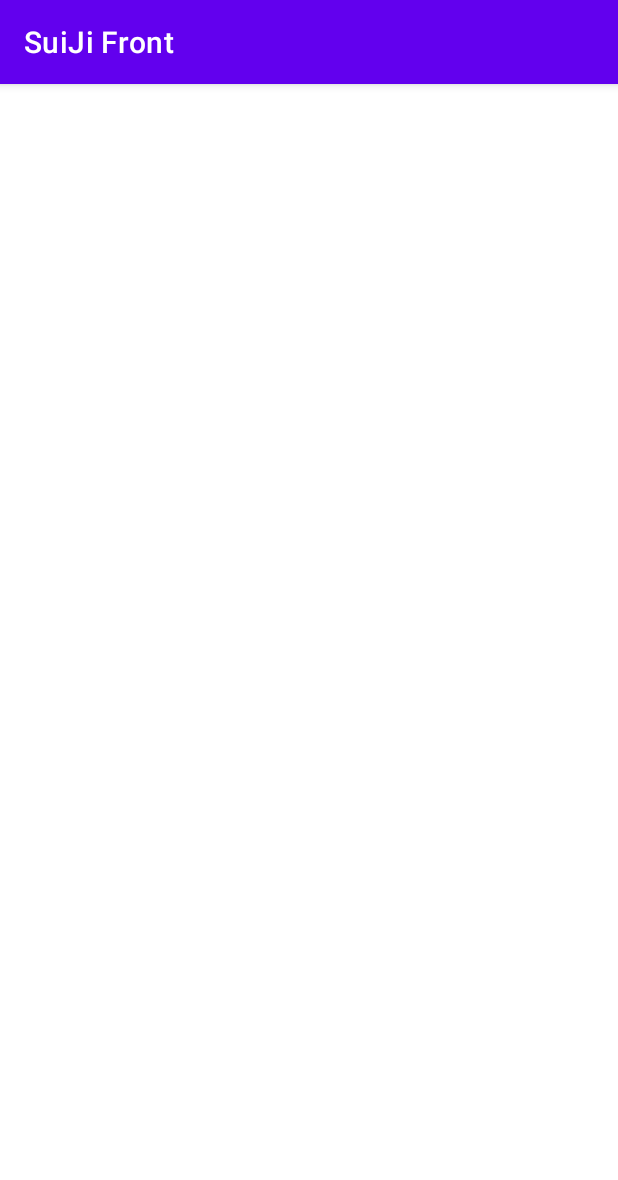
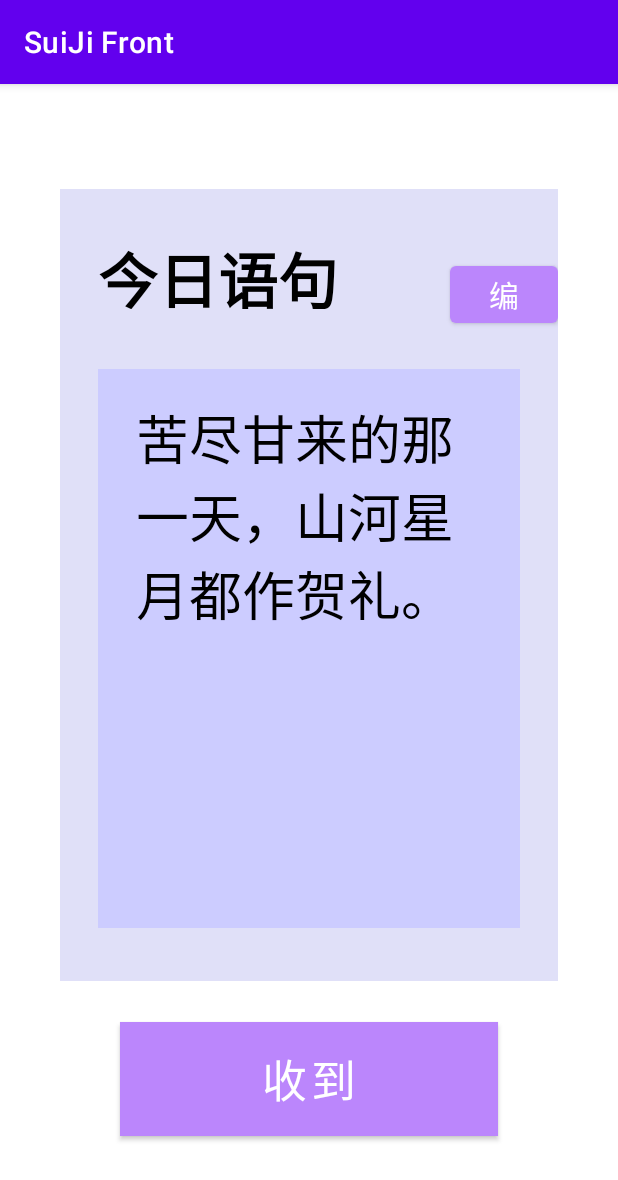
Before and after one commit to libingmoma/suiji, an Android app: the JitangActivity screen opened directly, with no data from a screen before it, on a phone screen of 412 x 824 dp. Shown: the top 1180 px of the screen. Run offline under Robolectric (Android 15) with nearby library versions, the phone set to English and light mode, and no system bars.

Commit message:
wyy 3th 鸡汤界面

```diff
--- a/app/src/main/res/layout/activity_jitang.xml
+++ b/app/src/main/res/layout/activity_jitang.xml
@@ -4,5 +4,88 @@
     xmlns:tools="http://schemas.android.com/tools"
     android:layout_width="match_parent"
     android:layout_height="match_parent"
-    tools:context=".JitangActivity">
+    android:orientation="vertical"
+    tools:context=".MessageLogInActivity">
+
+    <RelativeLayout
+        android:layout_width="match_parent"
+        android:layout_height="match_parent"
+        android:background="#FFFFFF">
+
+        <RelativeLayout
+            android:layout_width="match_parent"
+            android:layout_height="match_parent"
+            android:layout_marginLeft="40dp"
+            android:layout_marginTop="70dp"
+            android:layout_marginRight="40dp"
+            android:layout_marginBottom="170dp"
+            android:background="#E0E0F8">
+
+            <TextView
+                android:layout_width="match_parent"
+                android:layout_height="50dp"
+                android:layout_marginLeft="25dp"
+                android:layout_marginTop="30dp"
+                android:text="今日语句"
+                android:textColor="@color/black"
+                android:textSize="40sp"
+                android:textStyle="bold">
+
+            </TextView>
+
+            <Button
+                android:id="@+id/edit1"
+                android:layout_width="100dp"
+                android:layout_height="50dp"
+                android:layout_marginLeft="260dp"
+                android:layout_marginTop="45dp"
+                android:text="编辑"
+                android:textColor="@color/white"
+                android:textSize="20sp"
+                android:visibility="visible"
+                app:backgroundTint="@color/purple_200" />
+
+            <RelativeLayout
+                android:layout_width="match_parent"
+                android:layout_height="match_parent"
+                android:layout_marginLeft="25dp"
+                android:layout_marginTop="120dp"
+                android:layout_marginRight="25dp"
+                android:layout_marginBottom="35dp"
+                android:background="#CCCCFF">
+
+                <TextView
+                    android:id="@+id/t_jiTang"
+                    android:layout_width="284dp"
+                    android:layout_height="336dp"
+                    android:layout_marginLeft="25dp"
+                    android:layout_marginTop="20dp"
+                    android:layout_marginRight="25dp"
+                    android:text="苦尽甘来的那一天，山河星月都作贺礼。"
+                    android:textColor="@color/black"
+                    android:textSize="35sp">
+
+                </TextView>
+
+            </RelativeLayout>
+
+        </RelativeLayout>
+
+        <Button
+            android:id="@+id/receive"
+            android:layout_width="match_parent"
+            android:layout_height="wrap_content"
+            android:layout_marginLeft="80dp"
+            android:layout_marginTop="625dp"
+            android:layout_marginRight="80dp"
+            android:background="#FFBB86"
+            android:padding="9dp"
+            android:text="收到"
+            android:textColor="@android:color/white"
+            android:textSize="30sp"
+            android:visibility="visible"
+            app:backgroundTint="@color/purple_200" />
+
+    </RelativeLayout>
+
 </LinearLayout>
```
